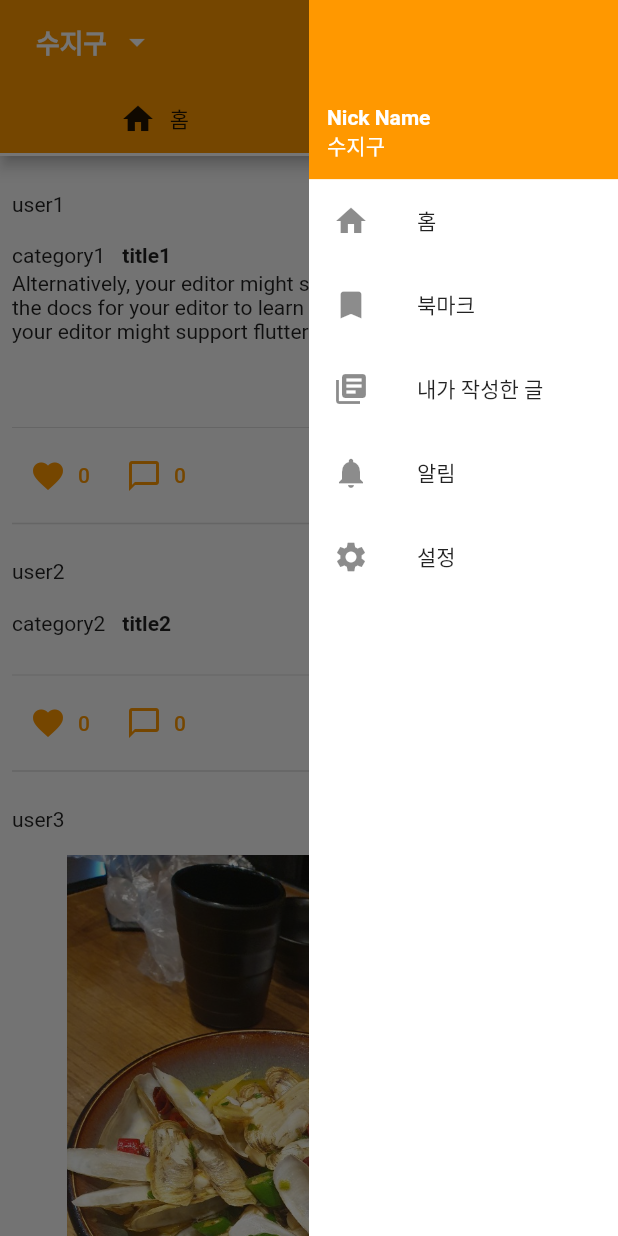
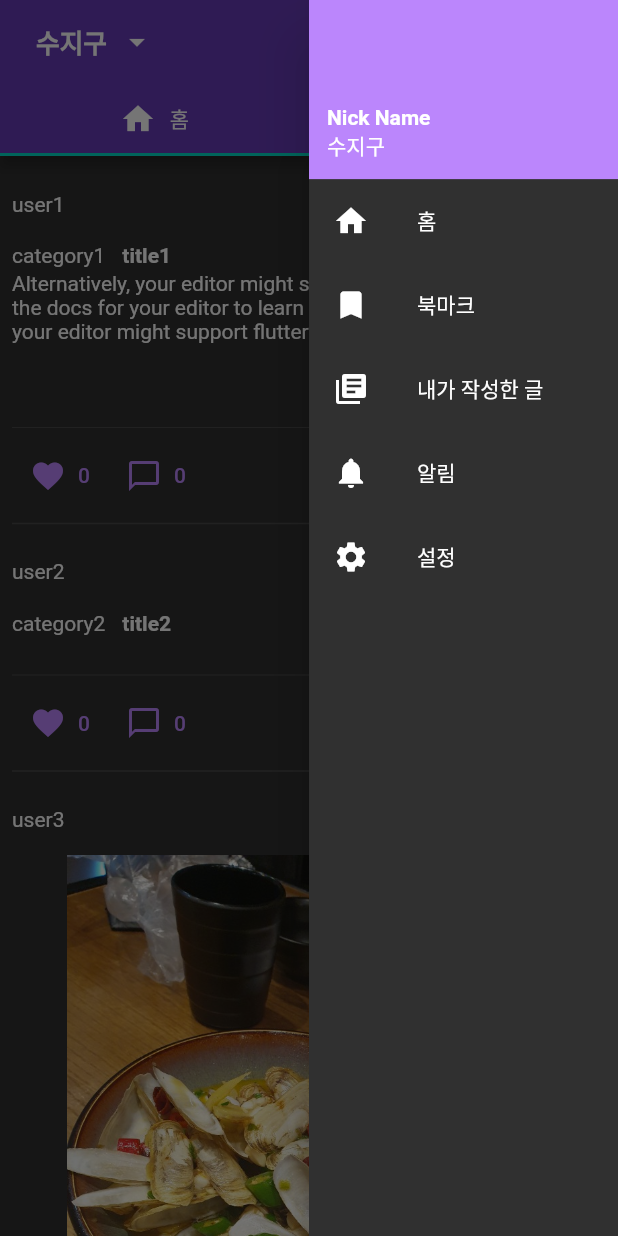
Before and after one commit to tom910903/DDadot, a Flutter app: the screen it shows after launch, with the side drawer open, on a phone screen of 412 x 824 dp. Run offline on Flutter 3.47's test engine with Material 2 defaults, Android fonts, the phone set to English and light mode, and no system bars; our stand-ins replace flutter_screenutil, page_view_indicators, shared_preferences.

Commit message:
Apply dark mode

```diff
--- a/lib/main.dart
+++ b/lib/main.dart
@@ -32,6 +32,19 @@ class MyApp extends StatelessWidget {
           theme: ThemeData(
             primarySwatch: Colors.orange,
           ),
+          darkTheme: ThemeData(
+              // scaffoldBackgroundColor: Colors.black,
+              colorScheme: ColorScheme.dark(),
+              appBarTheme: AppBarTheme(
+                backgroundColor: Colors.deepPurple,
+              ),
+            primaryColor: Colors.purple,
+            brightness: Brightness.dark,
+          ),
+          themeMode: ThemeMode.dark, // TEXT CODE
+          // themeMode: ThemeMode.system
+          debugShowCheckedModeBanner: false,
+
           home: _firstScreen,
         )
     );
--- a/lib/widgets/right_drawer.dart
+++ b/lib/widgets/right_drawer.dart
@@ -41,7 +41,7 @@ class RightDrawer extends StatelessWidget {
   Widget build(BuildContext context) {
     return Container(
       width: 180.w,
-      color: Colors.white,
+      child: Drawer(
         child: ListView.builder(
           padding: const EdgeInsets.all(0),
           itemCount: DRAWER_ITEMS.MAX.index,
@@ -49,6 +49,7 @@ class RightDrawer extends StatelessWidget {
             if (index == 0) return _getHeader(context);
             return _getListItem(index - 1);
           },
+        ),
       )
     );
   }
```
Lines whose indentation alone changed are shown as unchanged.
